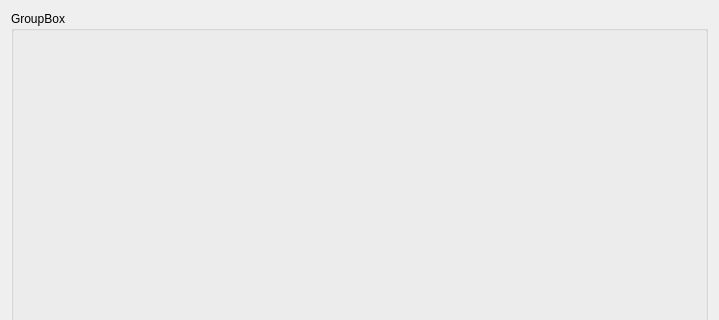
The window that lfb_regeneration_wildlife_impact/gui/form/views/object_field.ui (b-lack/qgis-fim-plugin) describes before a commit, drawn with Qt 5; both pictures show x 0 to 719 and y 0 to 320 of the 719 by 540 pixel window.
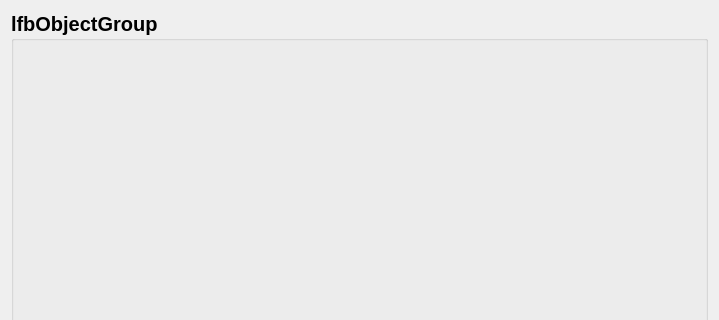
The same window after the commit.

```diff
--- a/lfb_regeneration_wildlife_impact/gui/form/views/object_field.ui
+++ b/lfb_regeneration_wildlife_impact/gui/form/views/object_field.ui
@@ -16,8 +16,15 @@
   <layout class="QGridLayout" name="gridLayout">
    <item row="0" column="0">
     <widget class="QGroupBox" name="lfbObjectGroup">
+     <property name="font">
+      <font>
+       <pointsize>15</pointsize>
+       <weight>75</weight>
+       <bold>true</bold>
+      </font>
+     </property>
      <property name="title">
-      <string>GroupBox</string>
+      <string>lfbObjectGroup</string>
      </property>
      <layout class="QGridLayout" name="gridLayout_3">
       <item row="0" column="0">
```
